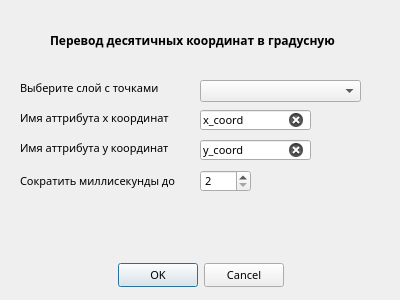
Before: the Qt Designer form ncfu_plugin_dialog_base.ui in prr21/qgis-plugin, drawn with Qt 5.
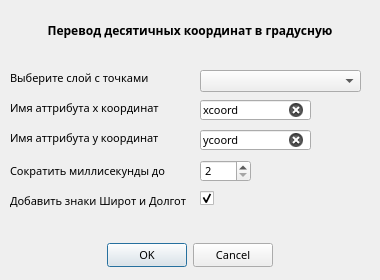
After: the same form once the commit is applied.

Commit message: Новое поле, новые размеры

The edit to the form file:
```diff
--- a/ncfu_plugin_dialog_base.ui
+++ b/ncfu_plugin_dialog_base.ui
@@ -12,8 +12,8 @@
    <rect>
     <x>0</x>
     <y>0</y>
-    <width>400</width>
-    <height>300</height>
+    <width>380</width>
+    <height>280</height>
    </rect>
   </property>
   <property name="sizePolicy">
@@ -24,8 +24,8 @@
   </property>
   <property name="minimumSize">
    <size>
-    <width>400</width>
-    <height>300</height>
+    <width>380</width>
+    <height>270</height>
    </size>
   </property>
   <property name="maximumSize">
@@ -53,9 +53,9 @@
   <widget class="QDialogButtonBox" name="buttonBox">
    <property name="geometry">
     <rect>
-     <x>30</x>
-     <y>260</y>
-     <width>341</width>
+     <x>0</x>
+     <y>240</y>
+     <width>380</width>
      <height>31</height>
     </rect>
    </property>
@@ -72,8 +72,8 @@
   <widget class="QLabel" name="label">
    <property name="geometry">
     <rect>
-     <x>20</x>
-     <y>80</y>
+     <x>10</x>
+     <y>70</y>
      <width>181</width>
      <height>16</height>
     </rect>
@@ -85,8 +85,8 @@
   <widget class="QLabel" name="label_2">
    <property name="geometry">
     <rect>
-     <x>20</x>
-     <y>170</y>
+     <x>10</x>
+     <y>160</y>
      <width>161</width>
      <height>21</height>
     </rect>
@@ -116,7 +116,7 @@
    <property name="geometry">
     <rect>
      <x>200</x>
-     <y>170</y>
+     <y>160</y>
      <width>51</width>
      <height>22</height>
     </rect>
@@ -135,7 +135,7 @@
    <property name="geometry">
     <rect>
      <x>200</x>
-     <y>80</y>
+     <y>70</y>
      <width>161</width>
      <height>22</height>
     </rect>
@@ -159,9 +159,9 @@
   <widget class="QLabel" name="label_3">
    <property name="geometry">
     <rect>
-     <x>50</x>
-     <y>30</y>
-     <width>321</width>
+     <x>0</x>
+     <y>20</y>
+     <width>380</width>
      <height>21</height>
     </rect>
    </property>
@@ -175,12 +175,15 @@
    <property name="text">
     <string>Перевод десятичных координат в градусную</string>
    </property>
+   <property name="alignment">
+    <set>Qt::AlignCenter</set>
+   </property>
   </widget>
   <widget class="QLineEdit" name="x_coord">
    <property name="geometry">
     <rect>
      <x>200</x>
-     <y>110</y>
+     <y>100</y>
      <width>111</width>
      <height>20</height>
     </rect>
@@ -197,7 +200,7 @@
     <string/>
    </property>
    <property name="text">
-    <string>x_coord</string>
+    <string>xcoord</string>
    </property>
    <property name="clearButtonEnabled">
     <bool>true</bool>
@@ -207,13 +210,13 @@
    <property name="geometry">
     <rect>
      <x>200</x>
-     <y>140</y>
+     <y>130</y>
      <width>111</width>
      <height>20</height>
     </rect>
    </property>
    <property name="text">
-    <string>y_coord</string>
+    <string>ycoord</string>
    </property>
    <property name="clearButtonEnabled">
     <bool>true</bool>
@@ -222,8 +225,8 @@
   <widget class="QLabel" name="label_4">
    <property name="geometry">
     <rect>
-     <x>20</x>
-     <y>110</y>
+     <x>10</x>
+     <y>100</y>
      <width>181</width>
      <height>16</height>
     </rect>
@@ -235,8 +238,8 @@
   <widget class="QLabel" name="label_5">
    <property name="geometry">
     <rect>
-     <x>20</x>
-     <y>140</y>
+     <x>10</x>
+     <y>130</y>
      <width>181</width>
      <height>16</height>
     </rect>
@@ -245,6 +248,55 @@
     <string>Имя аттрибута y координат</string>
    </property>
   </widget>
+  <widget class="QCheckBox" name="checkBox">
+   <property name="geometry">
+    <rect>
+     <x>200</x>
+     <y>190</y>
+     <width>70</width>
+     <height>17</height>
+    </rect>
+   </property>
+   <property name="acceptDrops">
+    <bool>false</bool>
+   </property>
+   <property name="text">
+    <string/>
+   </property>
+   <property name="checked">
+    <bool>true</bool>
+   </property>
+  </widget>
+  <widget class="QLabel" name="label_6">
+   <property name="geometry">
+    <rect>
+     <x>10</x>
+     <y>190</y>
+     <width>181</width>
+     <height>21</height>
+    </rect>
+   </property>
+   <property name="font">
+    <font>
+     <stylestrategy>PreferDefault</stylestrategy>
+    </font>
+   </property>
+   <property name="text">
+    <string>Добавить знаки Широт и Долгот</string>
+   </property>
+   <property name="scaledContents">
+    <bool>false</bool>
+   </property>
+   <property name="margin">
+    <number>3</number>
+   </property>
+   <property name="indent">
+    <number>0</number>
+   </property>
+   <property name="openExternalLinks">
+    <bool>false</bool>
+   </property>
+  </widget>
  </widget>
  <resources/>
  <connections>
```
